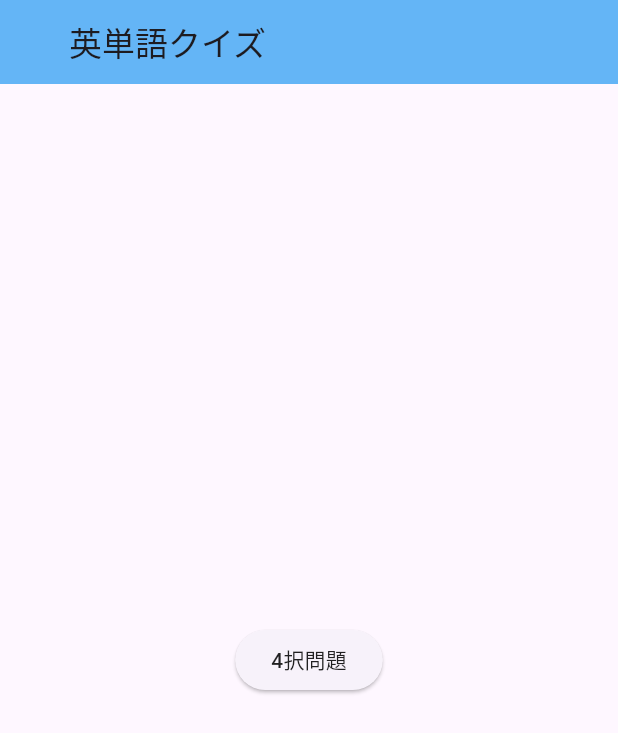
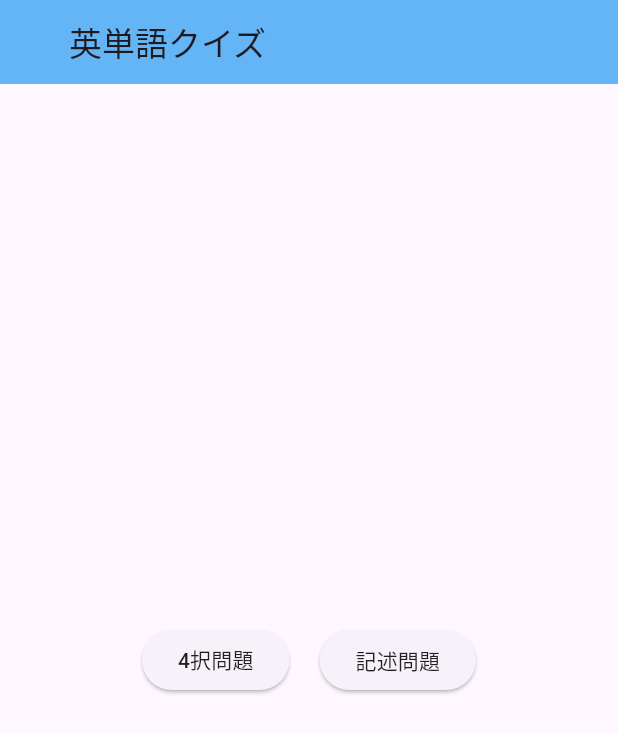
Before and after one commit to ape-kill-readers/ex3_flutter_quizApp, a Flutter app: the screen it shows after launch, on a phone screen of 412 x 824 dp. Shown: the top 733 px of the screen. Run offline on Flutter 3.47's test engine with Material 3 defaults, Android fonts, the phone set to English and light mode, and no system bars; our stand-ins replace csv; Roboto replaces fonts that are missing (IPAex).

Commit message:
add: two button to navigate to quiz screen

```diff
--- a/lib/screens/home_screen.dart
+++ b/lib/screens/home_screen.dart
@@ -1,5 +1,6 @@
 import 'package:flutter/material.dart';
 import 'choice_quiz.dart';
+import 'written_quiz.dart';
 
 class HomeScreen extends StatelessWidget {
   const HomeScreen({super.key});
@@ -8,6 +9,7 @@ class HomeScreen extends StatelessWidget {
   Widget build(BuildContext context) {
     return Scaffold(
       appBar: AppBar(
+        automaticallyImplyLeading: false,
         title: const Padding(
           padding: EdgeInsets.symmetric(horizontal: 30.0),
           child: Text('英単語クイズ'),
@@ -15,7 +17,10 @@ class HomeScreen extends StatelessWidget {
         backgroundColor: Colors.blue[300],
       ),
       body: Center(
-        child: ElevatedButton(
+        child: Row(
+          mainAxisAlignment: MainAxisAlignment.center,
+          children: [
+            ElevatedButton(
               onPressed: () {
               // Navigate to the second screen
                 Navigator.push(
@@ -25,6 +30,19 @@ class HomeScreen extends StatelessWidget {
               },
               child: const Text('4択問題'),
             ),
+            const SizedBox(width:  20.0),
+            ElevatedButton(
+              onPressed: () {
+              // Navigate to the second screen
+                Navigator.push(
+                  context,
+                  MaterialPageRoute(builder: (context) => const WrittenQuizScreen()),
+                );
+              },
+              child: const Text('記述問題'),
+            ),
+          ],
+        ),
       ),
     );
   }
```
Lines whose indentation alone changed are shown as unchanged.
